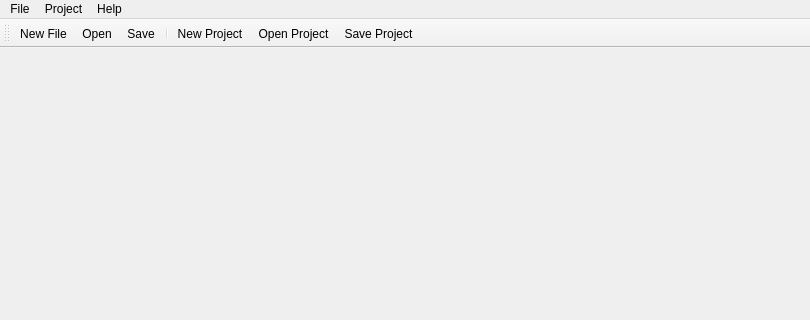
amauri-bz/az_log_analyzer, file mainwindow.ui: the form before one commit; both pictures show x 0 to 810 and y 0 to 320 of the 810 by 554 pixel window.
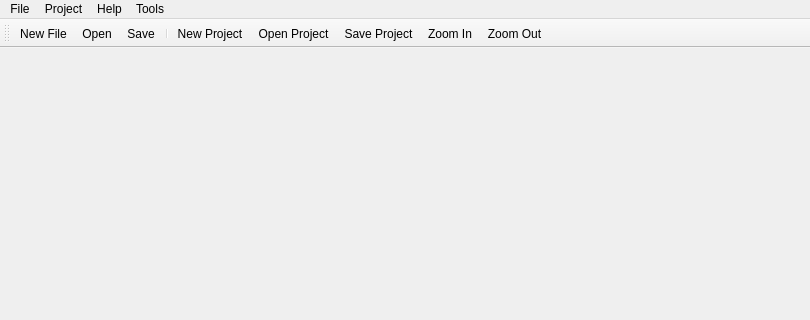
The form after the commit. Icons and pictures are not drawn.

Commit message: Adding zoom and changing font

Patch:
```diff
--- a/mainwindow.ui
+++ b/mainwindow.ui
@@ -52,9 +52,17 @@
     <addaction name="actionAbout"/>
     <addaction name="actionAbout_QT"/>
    </widget>
+   <widget class="QMenu" name="menuTools">
+    <property name="title">
+     <string>Tools</string>
+    </property>
+    <addaction name="actionZoom_In"/>
+    <addaction name="actionZoom_Out"/>
+   </widget>
    <addaction name="menuFile"/>
    <addaction name="menuProject"/>
    <addaction name="menuHelp"/>
+   <addaction name="menuTools"/>
   </widget>
   <widget class="QStatusBar" name="statusbar"/>
   <widget class="QToolBar" name="toolBar">
@@ -74,6 +82,8 @@
    <addaction name="actionNew_Project"/>
    <addaction name="actionOpen_Project"/>
    <addaction name="actionSave_Project"/>
+   <addaction name="actionZoom_In"/>
+   <addaction name="actionZoom_Out"/>
   </widget>
   <action name="actionNewFile">
    <property name="icon">
@@ -187,6 +197,30 @@
     <string>About QT</string>
    </property>
   </action>
+  <action name="actionZoom_In">
+   <property name="icon">
+    <iconset resource="img/img.qrc">
+     <normaloff>:/img/zoom_in.png</normaloff>:/img/zoom_in.png</iconset>
+   </property>
+   <property name="text">
+    <string>Zoom In</string>
+   </property>
+   <property name="shortcut">
+    <string>Ctrl+Shift+=</string>
+   </property>
+  </action>
+  <action name="actionZoom_Out">
+   <property name="icon">
+    <iconset resource="img/img.qrc">
+     <normaloff>:/img/zoom_out.png</normaloff>:/img/zoom_out.png</iconset>
+   </property>
+   <property name="text">
+    <string>Zoom Out</string>
+   </property>
+   <property name="shortcut">
+    <string>Ctrl+_</string>
+   </property>
+  </action>
  </widget>
  <resources>
   <include location="img/img.qrc"/>
```
The commit also changes 10 other files.
